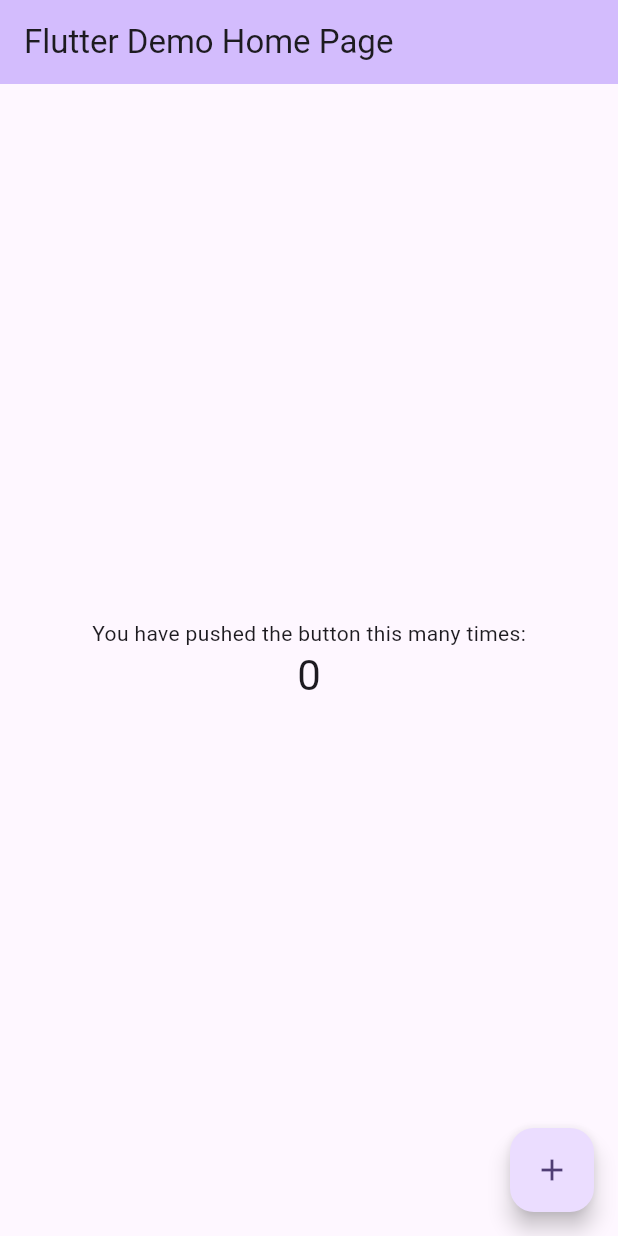
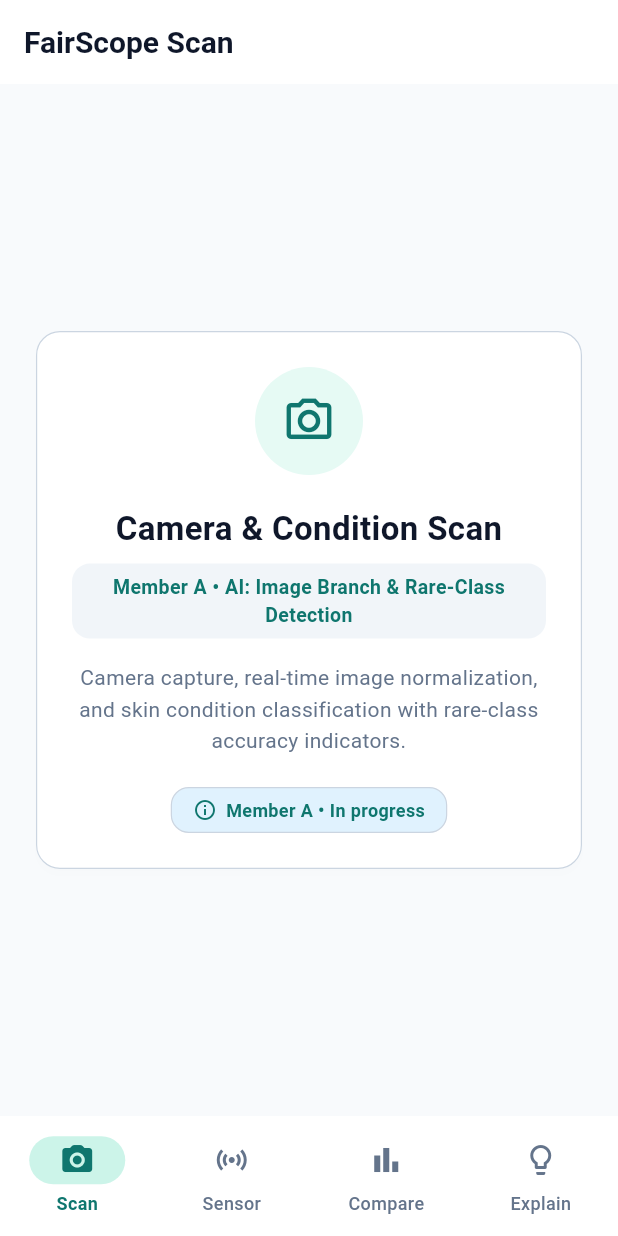
Before and after one commit to Chanuka001/Fairscope_research, a Flutter app: the screen it shows after launch, on a phone screen of 412 x 824 dp. Run offline on Flutter 3.47's test engine with Material 3 defaults, Android fonts, the phone set to English and light mode, and no system bars; our stand-ins replace flutter_riverpod.

Commit message:
feat(app): complete Task 1 - architecture folders, DesignToken theme, Riverpod, and 4-tab navigation shell

```diff
--- /dev/null
+++ b/app/lib/core/navigation/nav_shell.dart
@@ -0,0 +1,71 @@
+import 'package:flutter/material.dart';
+import 'package:flutter_riverpod/flutter_riverpod.dart';
+import '../../features/scan/scan_screen.dart';
+import '../../features/sensor/sensor_screen.dart';
+import '../../features/comparison/comparison_screen.dart';
+import '../../features/explain/explain_screen.dart';
+
+/// Riverpod 3.x notifier for active bottom navigation tab.
+class ActiveTabNotifier extends Notifier<int> {
+  @override
+  int build() => 0;
+
+  void selectTab(int index) {
+    state = index;
+  }
+}
+
+final activeTabProvider =
+    NotifierProvider<ActiveTabNotifier, int>(ActiveTabNotifier.new);
+
+/// Main shell managing bottom navigation bar and page switching.
+class NavShell extends ConsumerWidget {
+  const NavShell({super.key});
+
+  static const List<Widget> _screens = [
+    ScanScreen(),
+    SensorScreen(),
+    ComparisonScreen(),
+    ExplainScreen(),
+  ];
+
+  @override
+  Widget build(BuildContext context, WidgetRef ref) {
+    final activeIndex = ref.watch(activeTabProvider);
+
+    return Scaffold(
+      body: IndexedStack(
+        index: activeIndex,
+        children: _screens,
+      ),
+      bottomNavigationBar: NavigationBar(
+        selectedIndex: activeIndex,
+        onDestinationSelected: (index) {
+          ref.read(activeTabProvider.notifier).selectTab(index);
+        },
+        destinations: const [
+          NavigationDestination(
+            icon: Icon(Icons.camera_alt_outlined),
+            selectedIcon: Icon(Icons.camera_alt_rounded),
+            label: 'Scan',
+          ),
+          NavigationDestination(
+            icon: Icon(Icons.sensors_outlined),
+            selectedIcon: Icon(Icons.sensors_rounded),
+            label: 'Sensor',
+          ),
+          NavigationDestination(
+            icon: Icon(Icons.bar_chart_outlined),
+            selectedIcon: Icon(Icons.bar_chart_rounded),
+            label: 'Compare',
+          ),
+          NavigationDestination(
+            icon: Icon(Icons.lightbulb_outline_rounded),
+            selectedIcon: Icon(Icons.lightbulb_rounded),
+            label: 'Explain',
+          ),
+        ],
+      ),
+    );
+  }
+}
--- /dev/null
+++ b/app/lib/core/theme/app_colors.dart
@@ -0,0 +1,40 @@
+import 'package:flutter/material.dart';
+
+/// Design tokens extracted directly from docs/design/DesignToken.png
+class AppColors {
+  AppColors._();
+
+  // 1. Primary & Accents
+  static const Color primary = Color(0xFF0F766E); // Teal 700
+  static const Color onPrimary = Color(0xFFFFFFFF);
+  static const Color primaryContainer = Color(0xFFCCF4E9);
+  static const Color onPrimaryContainer = Color(0xFF063D37);
+  static const Color secondary = Color(0xFF38BDF8); // Sky blue
+  static const Color onSecondary = Color(0xFF0F172A);
+
+  // Surfaces & Background
+  static const Color background = Color(0xFFF8FAFC);
+  static const Color surface = Color(0xFFFFFFFF);
+  static const Color surfaceVariant = Color(0xFFF1F5F9);
+  static const Color onSurface = Color(0xFF0F172A);
+  static const Color onSurfaceVariant = Color(0xFF64748B);
+  static const Color outline = Color(0xFFCBD5E1);
+
+  // Status & Feedback
+  static const Color success = Color(0xFF16A34A);
+  static const Color warning = Color(0xFFF59E0B);
+  static const Color error = Color(0xFFDC2626);
+
+  // Chart Colors
+  static const Color chartSeries1 = Color(0xFF38BDF8);
+  static const Color chartSeries2 = Color(0xFF0F766E);
+  static const Color chartSeries3 = Color(0xFFA78BFA);
+
+  // Heatmap Gradient
+  static const Color heatmapLow = Color(0xFFE0F2FE);
+  static const Color heatmapHigh = Color(0xFFF59E0B);
+
+  // Disabled States
+  static const Color disabledFill = Color(0xFFE2E8F0);
+  static const Color disabledText = Color(0xFF94A3B8);
+}
--- /dev/null
+++ b/app/lib/core/theme/app_theme.dart
@@ -0,0 +1,99 @@
+import 'package:flutter/material.dart';
+import 'app_colors.dart';
+
+/// App-wide theme implementation adhering to Material 3 and DesignToken.png
+class AppTheme {
+  AppTheme._();
+
+  static ThemeData get lightTheme {
+    return ThemeData(
+      useMaterial3: true,
+      brightness: Brightness.light,
+      colorScheme: const ColorScheme(
+        brightness: Brightness.light,
+        primary: AppColors.primary,
+        onPrimary: AppColors.onPrimary,
+        primaryContainer: AppColors.primaryContainer,
+        onPrimaryContainer: AppColors.onPrimaryContainer,
+        secondary: AppColors.secondary,
+        onSecondary: AppColors.onSecondary,
+        surface: AppColors.surface,
+        onSurface: AppColors.onSurface,
+        surfaceContainerHighest: AppColors.surfaceVariant,
+        onSurfaceVariant: AppColors.onSurfaceVariant,
+        outline: AppColors.outline,
+        error: AppColors.error,
+        onError: Colors.white,
+      ),
+      scaffoldBackgroundColor: AppColors.background,
+      appBarTheme: const AppBarTheme(
+        backgroundColor: AppColors.surface,
+        foregroundColor: AppColors.onSurface,
+        elevation: 0,
+        centerTitle: false,
+        titleTextStyle: TextStyle(
+          color: AppColors.onSurface,
+          fontSize: 20,
+          fontWeight: FontWeight.w700,
+        ),
+      ),
+      cardTheme: CardThemeData(
+        color: AppColors.surface,
+        elevation: 2,
+        shadowColor: Colors.black.withValues(alpha: 0.04),
+        shape: RoundedRectangleBorder(
+          borderRadius: BorderRadius.circular(16),
+          side: const BorderSide(color: AppColors.outline, width: 0.8),
+        ),
+        margin: EdgeInsets.zero,
+      ),
+      elevatedButtonTheme: ElevatedButtonThemeData(
+        style: ElevatedButton.styleFrom(
+          backgroundColor: AppColors.primary,
+          foregroundColor: AppColors.onPrimary,
+          minimumSize: const Size.fromHeight(48),
+          elevation: 0,
+          shape: RoundedRectangleBorder(
+            borderRadius: BorderRadius.circular(16),
+          ),
+          textStyle: const TextStyle(
+            fontSize: 16,
+            fontWeight: FontWeight.w600,
+          ),
+        ),
+      ),
+      navigationBarTheme: NavigationBarThemeData(
+        height: 80,
+        backgroundColor: AppColors.surface,
+        elevation: 8,
+        indicatorColor: AppColors.primaryContainer,
+        labelTextStyle: WidgetStateProperty.resolveWith((states) {
+          if (states.contains(WidgetState.selected)) {
+            return const TextStyle(
+              fontSize: 12,
+              fontWeight: FontWeight.w600,
+              color: AppColors.primary,
+            );
+          }
+          return const TextStyle(
+            fontSize: 12,
+            fontWeight: FontWeight.w500,
+            color: AppColors.onSurfaceVariant,
+          );
+        }),
+        iconTheme: WidgetStateProperty.resolveWith((states) {
+          if (states.contains(WidgetState.selected)) {
+            return const IconThemeData(
+              size: 24,
+              color: AppColors.primary,
+            );
+          }
+          return const IconThemeData(
+            size: 24,
+            color: AppColors.onSurfaceVariant,
+          );
+        }),
+      ),
+    );
+  }
+}
--- /dev/null
+++ b/app/lib/features/comparison/comparison_screen.dart
@@ -0,0 +1,24 @@
+import 'package:flutter/material.dart';
+import '../../shared/owner_placeholder_card.dart';
+
+class ComparisonScreen extends StatelessWidget {
+  const ComparisonScreen({super.key});
+
+  @override
+  Widget build(BuildContext context) {
+    return Scaffold(
+      appBar: AppBar(
+        title: const Text('Model Comparison'),
+      ),
+      body: const OwnerPlaceholderCard(
+        title: 'Original vs Compressed Benchmark',
+        owner: 'Member C (Monal)',
+        role: 'Deploy: Compression & On-Phone Optimization',
+        description:
+            'Benchmarking float32 baseline vs int8 quantized TFLite models on device. Real-time latency (ms), model size reduction, and speedup profiling.',
+        icon: Icons.bar_chart_rounded,
+        badgeText: 'Member C • Active Focus',
+      ),
+    );
+  }
+}
--- /dev/null
+++ b/app/lib/features/explain/explain_screen.dart
@@ -0,0 +1,24 @@
+import 'package:flutter/material.dart';
+import '../../shared/owner_placeholder_card.dart';
+
+class ExplainScreen extends StatelessWidget {
+  const ExplainScreen({super.key});
+
+  @override
+  Widget build(BuildContext context) {
+    return Scaffold(
+      appBar: AppBar(
+        title: const Text('Explainability & Fairness'),
+      ),
+      body: const OwnerPlaceholderCard(
+        title: 'Grad-CAM & Fairness Analysis',
+        owner: 'Member D',
+        role: 'AI: Explainability & Cross-Population Fairness',
+        description:
+            'Visual saliency heatmaps via Grad-CAM, feature attribution, and fairness disparity analysis across Fitzpatrick skin types I through VI.',
+        icon: Icons.lightbulb_outline_rounded,
+        badgeText: 'Member D • In progress',
+      ),
+    );
+  }
+}
--- /dev/null
+++ b/app/lib/features/scan/scan_screen.dart
@@ -0,0 +1,24 @@
+import 'package:flutter/material.dart';
+import '../../shared/owner_placeholder_card.dart';
+
+class ScanScreen extends StatelessWidget {
+  const ScanScreen({super.key});
+
+  @override
+  Widget build(BuildContext context) {
+    return Scaffold(
+      appBar: AppBar(
+        title: const Text('FairScope Scan'),
+      ),
+      body: const OwnerPlaceholderCard(
+        title: 'Camera & Condition Scan',
+        owner: 'Member A',
+        role: 'AI: Image Branch & Rare-Class Detection',
+        description:
+            'Camera capture, real-time image normalization, and skin condition classification with rare-class accuracy indicators.',
+        icon: Icons.camera_alt_outlined,
+        badgeText: 'Member A • In progress',
+      ),
+    );
+  }
+}
--- /dev/null
+++ b/app/lib/features/sensor/sensor_screen.dart
@@ -0,0 +1,24 @@
+import 'package:flutter/material.dart';
+import '../../shared/owner_placeholder_card.dart';
+
+class SensorScreen extends StatelessWidget {
+  const SensorScreen({super.key});
+
+  @override
+  Widget build(BuildContext context) {
+    return Scaffold(
+      appBar: AppBar(
+        title: const Text('IoT Sensor Probe'),
+      ),
+      body: const OwnerPlaceholderCard(
+        title: 'Hardware Sensor Probe',
+        owner: 'Member B',
+        role: 'IoT: Sensor Probe Hardware & BLE Stream',
+        description:
+            'Wireless probe pairing via BLE, real-time hydration moisture (%) tracking, skin surface temperature, and multi-wavelength optical color index readings.',
+        icon: Icons.sensors_outlined,
+        badgeText: 'Member B • In progress',
+      ),
+    );
+  }
+}
--- a/app/lib/main.dart
+++ b/app/lib/main.dart
@@ -1,122 +1,27 @@
 import 'package:flutter/material.dart';
+import 'package:flutter_riverpod/flutter_riverpod.dart';
+import 'core/navigation/nav_shell.dart';
+import 'core/theme/app_theme.dart';
 
 void main() {
-  runApp(const MyApp());
+  WidgetsFlutterBinding.ensureInitialized();
+  runApp(
+    const ProviderScope(
+      child: FairScopeApp(),
+    ),
+  );
 }
 
-class MyApp extends StatelessWidget {
-  const MyApp({super.key});
+class FairScopeApp extends StatelessWidget {
+  const FairScopeApp({super.key});
 
-  // This widget is the root of your application.
   @override
   Widget build(BuildContext context) {
     return MaterialApp(
-      title: 'Flutter Demo',
-      theme: ThemeData(
-        // This is the theme of your application.
-        //
-        // TRY THIS: Try running your application with "flutter run". You'll see
-        // the application has a purple toolbar. Then, without quitting the app,
-        // try changing the seedColor in the colorScheme below to Colors.green
-        // and then invoke "hot reload" (save your changes or press the "hot
-        // reload" button in a Flutter-supported IDE, or press "r" if you used
-        // the command line to start the app).
-        //
-        // Notice that the counter didn't reset back to zero; the application
-        // state is not lost during the reload. To reset the state, use hot
-        // restart instead.
-        //
-        // This works for code too, not just values: Most code changes can be
-        // tested with just a hot reload.
-        colorScheme: .fromSeed(seedColor: Colors.deepPurple),
-      ),
-      home: const MyHomePage(title: 'Flutter Demo Home Page'),
+      title: 'FairScope',
+      debugShowCheckedModeBanner: false,
+      theme: AppTheme.lightTheme,
+      home: const NavShell(),
     );
   }
 }
-
-class MyHomePage extends StatefulWidget {
-  const MyHomePage({super.key, required this.title});
-
-  // This widget is the home page of your application. It is stateful, meaning
-  // that it has a State object (defined below) that contains fields that affect
-  // how it looks.
-
-  // This class is the configuration for the state. It holds the values (in this
-  // case the title) provided by the parent (in this case the App widget) and
-  // used by the build method of the State. Fields in a Widget subclass are
-  // always marked "final".
-
-  final String title;
-
-  @override
-  State<MyHomePage> createState() => _MyHomePageState();
-}
-
-class _MyHomePageState extends State<MyHomePage> {
-  int _counter = 0;
-
-  void _incrementCounter() {
-    setState(() {
-      // This call to setState tells the Flutter framework that something has
-      // changed in this State, which causes it to rerun the build method below
-      // so that the display can reflect the updated values. If we changed
-      // _counter without calling setState(), then the build method would not be
-      // called again, and so nothing would appear to happen.
-      _counter++;
-    });
-  }
-
-  @override
-  Widget build(BuildContext context) {
-    // This method is rerun every time setState is called, for instance as done
-    // by the _incrementCounter method above.
-    //
-    // The Flutter framework has been optimized to make rerunning build methods
-    // fast, so that you can just rebuild anything that needs updating rather
-    // than having to individually change instances of widgets.
-    return Scaffold(
-      appBar: AppBar(
-        // TRY THIS: Try changing the color here to a specific color (to
-        // Colors.amber, perhaps?) and trigger a hot reload to see the AppBar
-        // change color while the other colors stay the same.
-        backgroundColor: Theme.of(context).colorScheme.inversePrimary,
-        // Here we take the value from the MyHomePage object that was created by
-        // the App.build method, and use it to set our appbar title.
-        title: Text(widget.title),
-      ),
-      body: Center(
-        // Center is a layout widget. It takes a single child and positions it
-        // in the middle of the parent.
-        child: Column(
-          // Column is also a layout widget. It takes a list of children and
-          // arranges them vertically. By default, it sizes itself to fit its
-          // children horizontally, and tries to be as tall as its parent.
-          //
-          // Column has various properties to control how it sizes itself and
-          // how it positions its children. Here we use mainAxisAlignment to
-          // center the children vertically; the main axis here is the vertical
-          // axis because Columns are vertical (the cross axis would be
-          // horizontal).
-          //
-          // TRY THIS: Invoke "debug painting" (choose the "Toggle Debug Paint"
-          // action in the IDE, or press "p" in the console), to see the
-          // wireframe for each widget.
-          mainAxisAlignment: .center,
-          children: [
-            const Text('You have pushed the button this many times:'),
-            Text(
-              '$_counter',
-              style: Theme.of(context).textTheme.headlineMedium,
-            ),
-          ],
-        ),
-      ),
-      floatingActionButton: FloatingActionButton(
-        onPressed: _incrementCounter,
-        tooltip: 'Increment',
-        child: const Icon(Icons.add),
-      ),
-    );
-  }
-}
--- /dev/null
+++ b/app/lib/shared/owner_placeholder_card.dart
@@ -0,0 +1,128 @@
+import 'package:flutter/material.dart';
+import '../core/theme/app_colors.dart';
+
+/// Reusable card displaying subsystem ownership and status per project spec.
+class OwnerPlaceholderCard extends StatelessWidget {
+  final String title;
+  final String owner;
+  final String role;
+  final String description;
+  final IconData icon;
+  final String badgeText;
+
+  const OwnerPlaceholderCard({
+    super.key,
+    required this.title,
+    required this.owner,
+    required this.role,
+    required this.description,
+    required this.icon,
+    this.badgeText = 'Placeholder screen',
+  });
+
+  @override
+  Widget build(BuildContext context) {
+    return Center(
+      child: SingleChildScrollView(
+        padding: const EdgeInsets.all(24.0),
+        child: Card(
+          child: Padding(
+            padding: const EdgeInsets.all(24.0),
+            child: Column(
+              mainAxisSize: MainAxisSize.min,
+              children: [
+                // Icon circle
+                Container(
+                  width: 72,
+                  height: 72,
+                  decoration: BoxDecoration(
+                    color: AppColors.primaryContainer.withValues(alpha: 0.5),
+                    shape: BoxShape.circle,
+                  ),
+                  child: Icon(
+                    icon,
+                    size: 36,
+                    color: AppColors.primary,
+                  ),
+                ),
+                const SizedBox(height: 20),
+
+                // Title
+                Text(
+                  title,
+                  style: const TextStyle(
+                    fontSize: 22,
+                    fontWeight: FontWeight.w700,
+                    color: AppColors.onSurface,
+                  ),
+                  textAlign: TextAlign.center,
+                ),
+                const SizedBox(height: 8),
+
+                // Owner Badge
+                Container(
+                  padding: const EdgeInsets.symmetric(horizontal: 12, vertical: 6),
+                  decoration: BoxDecoration(
+                    color: AppColors.surfaceVariant,
+                    borderRadius: BorderRadius.circular(12),
+                  ),
+                  child: Text(
+                    '$owner • $role',
+                    style: const TextStyle(
+                      fontSize: 13,
+                      fontWeight: FontWeight.w600,
+                      color: AppColors.primary,
+                    ),
+                    textAlign: TextAlign.center,
+                  ),
+                ),
+                const SizedBox(height: 16),
+
+                // Description
+                Text(
+                  description,
+                  style: const TextStyle(
+                    fontSize: 14,
+                    height: 1.5,
+                    color: AppColors.onSurfaceVariant,
+                  ),
+                  textAlign: TextAlign.center,
+                ),
+                const SizedBox(height: 20),
+
+                // Placeholder / Mock status badge per Section 7
+                Container(
+                  padding: const EdgeInsets.symmetric(horizontal: 14, vertical: 6),
+                  decoration: BoxDecoration(
+                    color: AppColors.heatmapLow,
+                    borderRadius: BorderRadius.circular(12),
+                    border: Border.all(color: AppColors.outline, width: 0.8),
+                  ),
+                  child: Row(
+                    mainAxisSize: MainAxisSize.min,
+                    children: [
+                      const Icon(
+                        Icons.info_outline,
+                        size: 16,
+                        color: AppColors.primary,
+                      ),
+                      const SizedBox(width: 6),
+                      Text(
+                        badgeText,
+                        style: const TextStyle(
+                          fontSize: 12,
+                          fontWeight: FontWeight.w600,
+                          color: AppColors.primary,
+                        ),
+                      ),
+                    ],
+                  ),
+                ),
+              ],
+            ),
+          ),
+        ),
+      ),
+    );
+  }
+}
```
Also changed, not shown: app/pubspec.yaml (+6 -4 lines), app/assets/icons/appLogo.png (added), app/assets/images/logoWithName.png (added), app/pubspec.lock, docs/design/DesignToken.png (added), docs/design/Explane5.png (added), docs/design/compare4.png (added), docs/design/onboarding1.png (added), docs/design/scan2.png (added), docs/design/sensor3.png (added), 1 other file.
